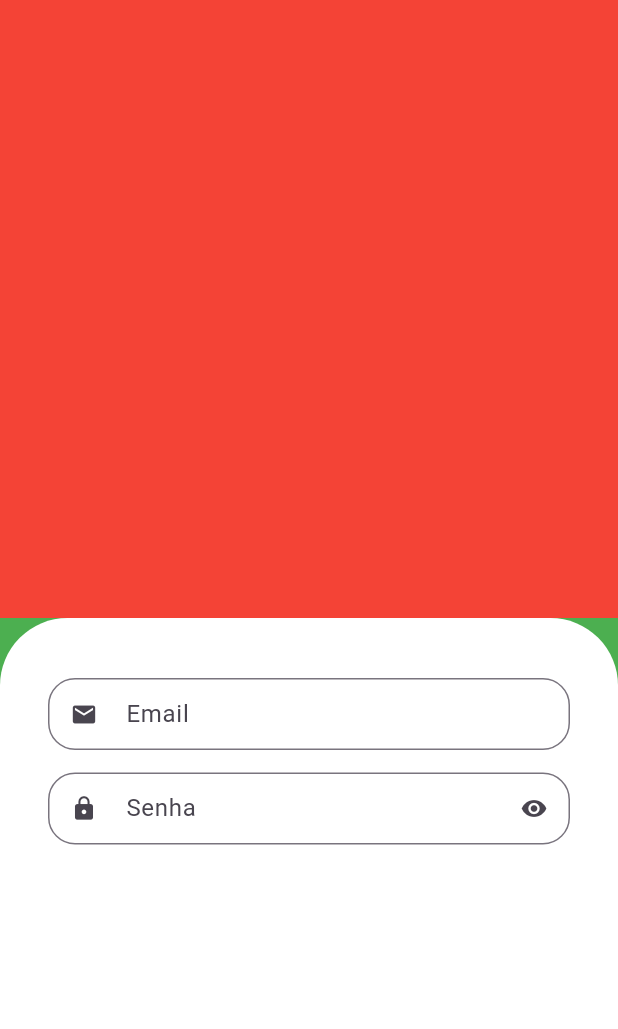
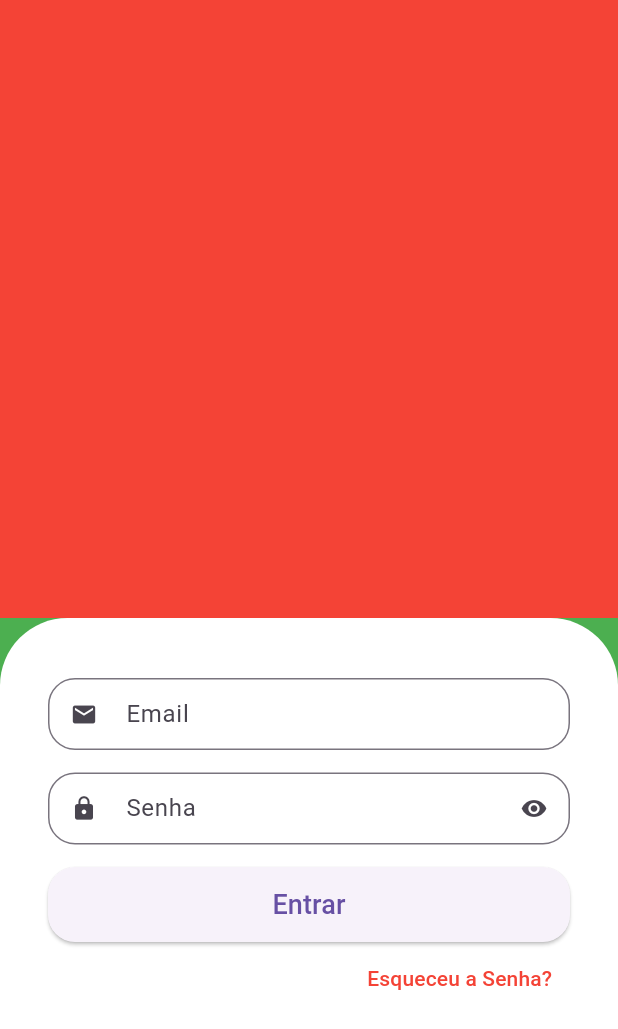
Before and after one commit to lamecksilva/greengrocer, a Flutter app: the screen it shows after launch, on a phone screen of 412 x 824 dp. Shown: the top 1029 px of the screen. Run offline on Flutter 3.47's test engine with Material 3 defaults, Android fonts, the phone set to English and light mode, and no system bars.

Commit message:
feat(-sign_in): Add button and forget password text

```diff
--- a/lib/main.dart
+++ b/lib/main.dart
@@ -15,6 +15,7 @@ class MyApp extends StatelessWidget {
       title: 'Flutter Demo',
       theme: ThemeData(
         primarySwatch: Colors.green,
+        primaryColor: Colors.green,
       ),
       home: const SignInScreen(),
       debugShowCheckedModeBanner: false,
--- a/lib/src/auth/sign_in_screen.dart
+++ b/lib/src/auth/sign_in_screen.dart
@@ -28,19 +28,51 @@ class SignInScreen extends StatelessWidget {
                 ),
               ),
               child: Column(
+                crossAxisAlignment: CrossAxisAlignment.stretch,
                 children: [
                   // Email
-                  CustomTextField(
+                  const CustomTextField(
                     label: 'Email',
                     icon: Icons.email,
                   ),
 
                   // Senha
-                  CustomTextField(
+                  const CustomTextField(
                     icon: Icons.lock,
                     label: 'Senha',
                     isSecret: true,
-                  )
+                  ),
+
+                  SizedBox(
+                    height: 50,
+                    child: ElevatedButton(
+                      onPressed: () {},
+                      style: ElevatedButton.styleFrom(
+                        shape: RoundedRectangleBorder(
+                          borderRadius: BorderRadius.circular(18),
+                        ),
+                      ),
+                      child: const Text(
+                        'Entrar',
+                        style: TextStyle(
+                          fontSize: 18,
+                        ),
+                      ),
+                    ),
+                  ),
+
+                  Align(
+                    alignment: Alignment.centerRight,
+                    child: TextButton(
+                      onPressed: () {},
+                      child: const Text(
+                        'Esqueceu a Senha?',
+                        style: TextStyle(
+                          color: Colors.red,
+                        ),
+                      ),
+                    ),
+                  ),
                 ],
               ),
             ),
```
